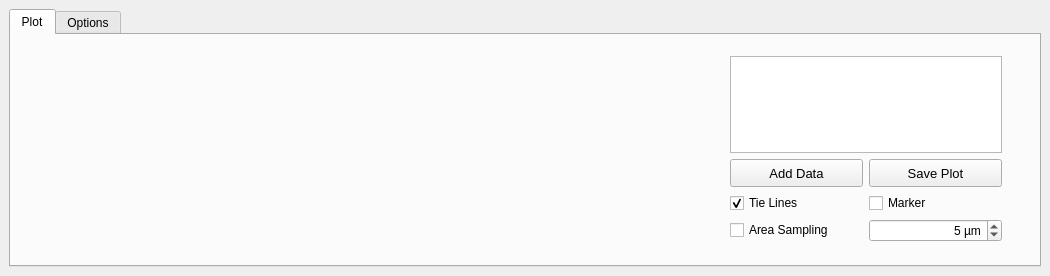
saburo/LineProfile, file ui/dockWidget.ui: the form before one commit.
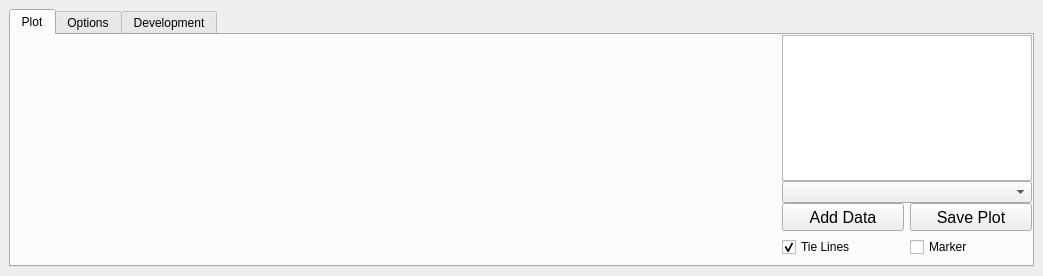
The form after the commit.

Commit message: Add 'show sampling area'

Diff of the .ui file:
```diff
--- a/ui/dockWidget.ui
+++ b/ui/dockWidget.ui
@@ -9,7 +9,7 @@
    <rect>
     <x>0</x>
     <y>0</y>
-    <width>1050</width>
+    <width>1043</width>
     <height>276</height>
    </rect>
   </property>
@@ -75,51 +75,61 @@
        <attribute name="title">
         <string>Plot</string>
        </attribute>
-       <widget class="QFrame" name="myFrame">
-        <property name="geometry">
-         <rect>
-          <x>20</x>
-          <y>12</y>
-          <width>681</width>
-          <height>196</height>
-         </rect>
+       <layout class="QHBoxLayout" name="horizontalLayout_5">
+        <property name="leftMargin">
+         <number>0</number>
         </property>
+        <property name="topMargin">
+         <number>0</number>
+        </property>
+        <property name="rightMargin">
+         <number>0</number>
+        </property>
+        <property name="bottomMargin">
+         <number>0</number>
+        </property>
+        <item>
+         <widget class="QFrame" name="myFrame_2">
         <property name="sizePolicy">
-         <sizepolicy hsizetype="Maximum" vsizetype="Maximum">
-          <horstretch>30</horstretch>
-          <verstretch>30</verstretch>
+           <sizepolicy hsizetype="Expanding" vsizetype="Expanding">
+            <horstretch>0</horstretch>
+            <verstretch>0</verstretch>
          </sizepolicy>
         </property>
         <property name="minimumSize">
          <size>
-          <width>418</width>
-          <height>196</height>
-         </size>
-        </property>
-        <property name="font">
-         <font>
-          <pointsize>10</pointsize>
-         </font>
-        </property>
-        <property name="cursor">
-         <cursorShape>CrossCursor</cursorShape>
-        </property>
-        <property name="styleSheet">
-         <string notr="true"/>
-        </property>
-        <property name="frameShadow">
-         <enum>QFrame::Raised</enum>
-        </property>
-        <property name="lineWidth">
+            <width>250</width>
+            <height>0</height>
+           </size>
+          </property>
+          <layout class="QHBoxLayout" name="myFrame">
+           <property name="leftMargin">
+            <number>0</number>
+           </property>
+           <property name="topMargin">
+            <number>0</number>
+           </property>
+           <property name="rightMargin">
+            <number>0</number>
+           </property>
+           <property name="bottomMargin">
          <number>0</number>
         </property>
-        <layout class="QVBoxLayout" name="verticalLayout">
+          </layout>
+         </widget>
+        </item>
+        <item>
+         <widget class="QWidget" name="widget" native="true">
+          <property name="maximumSize">
+           <size>
+            <width>250</width>
+            <height>16777215</height>
+           </size>
+          </property>
+          <layout class="QVBoxLayout" name="verticalLayout_2" stretch="0,0,0">
          <property name="spacing">
           <number>0</number>
          </property>
-         <property name="sizeConstraint">
-          <enum>QLayout::SetMaximumSize</enum>
-         </property>
          <property name="leftMargin">
           <number>0</number>
          </property>
@@ -132,38 +142,24 @@
          <property name="bottomMargin">
           <number>0</number>
          </property>
-        </layout>
-       </widget>
-       <widget class="QFrame" name="verticalFrame">
-        <property name="geometry">
-         <rect>
-          <x>710</x>
-          <y>12</y>
-          <width>290</width>
-          <height>204</height>
-         </rect>
-        </property>
-        <property name="minimumSize">
-         <size>
-          <width>290</width>
-          <height>204</height>
-         </size>
-        </property>
-        <property name="maximumSize">
-         <size>
-          <width>258</width>
-          <height>16777215</height>
-         </size>
-        </property>
-        <layout class="QGridLayout" name="gridLayout">
-         <item row="0" column="0" rowspan="2">
-          <layout class="QVBoxLayout" name="verticalLayout_2">
            <item>
             <widget class="QTableView" name="myTable">
+             <property name="sizePolicy">
+              <sizepolicy hsizetype="Expanding" vsizetype="Expanding">
+               <horstretch>0</horstretch>
+               <verstretch>0</verstretch>
+              </sizepolicy>
+             </property>
              <property name="minimumSize">
               <size>
                <width>219</width>
-               <height>96</height>
+               <height>55</height>
+              </size>
+             </property>
+             <property name="maximumSize">
+              <size>
+               <width>16777215</width>
+               <height>1000</height>
               </size>
              </property>
              <property name="font">
@@ -204,14 +200,115 @@
             </widget>
            </item>
            <item>
+            <widget class="QComboBox" name="CmbBox_ProfileLine">
+             <property name="sizePolicy">
+              <sizepolicy hsizetype="Expanding" vsizetype="Fixed">
+               <horstretch>0</horstretch>
+               <verstretch>0</verstretch>
+              </sizepolicy>
+             </property>
+             <property name="currentIndex">
+              <number>-1</number>
+             </property>
+            </widget>
+           </item>
+           <item>
+            <widget class="QWidget" name="widget_2" native="true">
+             <property name="maximumSize">
+              <size>
+               <width>16777215</width>
+               <height>79</height>
+              </size>
+             </property>
             <layout class="QGridLayout" name="gridLayout_2">
              <property name="sizeConstraint">
               <enum>QLayout::SetMaximumSize</enum>
              </property>
-             <item row="0" column="1">
+              <property name="leftMargin">
+               <number>0</number>
+              </property>
+              <property name="topMargin">
+               <number>0</number>
+              </property>
+              <property name="rightMargin">
+               <number>0</number>
+              </property>
+              <property name="bottomMargin">
+               <number>8</number>
+              </property>
+              <property name="horizontalSpacing">
+               <number>-1</number>
+              </property>
+              <item row="3" column="1">
+               <widget class="QCheckBox" name="ChkBox_Tracer">
+                <property name="sizePolicy">
+                 <sizepolicy hsizetype="Minimum" vsizetype="Maximum">
+                  <horstretch>0</horstretch>
+                  <verstretch>0</verstretch>
+                 </sizepolicy>
+                </property>
+                <property name="minimumSize">
+                 <size>
+                  <width>0</width>
+                  <height>0</height>
+                 </size>
+                </property>
+                <property name="maximumSize">
+                 <size>
+                  <width>16777215</width>
+                  <height>30</height>
+                 </size>
+                </property>
+                <property name="font">
+                 <font>
+                  <pointsize>9</pointsize>
+                 </font>
+                </property>
+                <property name="focusPolicy">
+                 <enum>Qt::NoFocus</enum>
+                </property>
+                <property name="text">
+                 <string>Marker</string>
+                </property>
+                <property name="checked">
+                 <bool>false</bool>
+                </property>
+               </widget>
+              </item>
+              <item row="2" column="0">
+               <widget class="QPushButton" name="Btn_Add">
+                <property name="sizePolicy">
+                 <sizepolicy hsizetype="Expanding" vsizetype="Fixed">
+                  <horstretch>0</horstretch>
+                  <verstretch>0</verstretch>
+                 </sizepolicy>
+                </property>
+                <property name="minimumSize">
+                 <size>
+                  <width>90</width>
+                  <height>28</height>
+                 </size>
+                </property>
+                <property name="maximumSize">
+                 <size>
+                  <width>16777215</width>
+                  <height>31</height>
+                 </size>
+                </property>
+                <property name="font">
+                 <font>
+                  <pointsize>12</pointsize>
+                 </font>
+                </property>
+                <property name="text">
+                 <string>Add Data</string>
+                </property>
+               </widget>
+              </item>
+              <item row="2" column="1">
               <widget class="QPushButton" name="Btn_ExportPlot">
                <property name="sizePolicy">
-                <sizepolicy hsizetype="Minimum" vsizetype="Fixed">
+                 <sizepolicy hsizetype="Expanding" vsizetype="Fixed">
                  <horstretch>0</horstretch>
                  <verstretch>0</verstretch>
                 </sizepolicy>
@@ -225,12 +322,12 @@
                <property name="maximumSize">
                 <size>
                  <width>16777215</width>
-                 <height>28</height>
+                  <height>31</height>
                 </size>
                </property>
                <property name="font">
                 <font>
-                 <pointsize>10</pointsize>
+                  <pointsize>12</pointsize>
                 </font>
                </property>
                <property name="text">
@@ -238,7 +335,7 @@
                </property>
               </widget>
              </item>
-             <item row="1" column="0">
+              <item row="3" column="0">
               <widget class="QCheckBox" name="ChkBox_TieLine">
                <property name="sizePolicy">
                 <sizepolicy hsizetype="Minimum" vsizetype="Maximum">
@@ -268,138 +365,43 @@
                </property>
               </widget>
              </item>
-             <item row="2" column="0">
-              <widget class="QCheckBox" name="ChkBox_SamplingRange">
-               <property name="font">
-                <font>
-                 <pointsize>9</pointsize>
-                </font>
-               </property>
-               <property name="text">
-                <string>Area Sampling</string>
-               </property>
-              </widget>
-             </item>
-             <item row="1" column="1">
-              <widget class="QCheckBox" name="ChkBox_Tracer">
-               <property name="sizePolicy">
-                <sizepolicy hsizetype="Minimum" vsizetype="Maximum">
-                 <horstretch>0</horstretch>
-                 <verstretch>0</verstretch>
-                </sizepolicy>
-               </property>
-               <property name="minimumSize">
-                <size>
-                 <width>0</width>
-                 <height>0</height>
-                </size>
-               </property>
-               <property name="maximumSize">
-                <size>
-                 <width>16777215</width>
-                 <height>30</height>
-                </size>
-               </property>
-               <property name="font">
-                <font>
-                 <pointsize>9</pointsize>
-                </font>
-               </property>
-               <property name="focusPolicy">
-                <enum>Qt::NoFocus</enum>
-               </property>
-               <property name="text">
-                <string>Marker</string>
-               </property>
-               <property name="checked">
-                <bool>false</bool>
-               </property>
-              </widget>
-             </item>
-             <item row="2" column="1">
-              <widget class="QSpinBox" name="SpinBox_SamplingWidth">
-               <property name="font">
-                <font>
-                 <pointsize>9</pointsize>
-                </font>
-               </property>
-               <property name="alignment">
-                <set>Qt::AlignRight|Qt::AlignTrailing|Qt::AlignVCenter</set>
-               </property>
-               <property name="suffix">
-                <string> µm</string>
-               </property>
-               <property name="value">
-                <number>5</number>
-               </property>
-              </widget>
-             </item>
-             <item row="0" column="0">
-              <widget class="QPushButton" name="Btn_Add">
-               <property name="minimumSize">
-                <size>
-                 <width>90</width>
-                 <height>28</height>
-                </size>
-               </property>
-               <property name="maximumSize">
-                <size>
-                 <width>16777215</width>
-                 <height>28</height>
-                </size>
-               </property>
-               <property name="font">
-                <font>
-                 <pointsize>10</pointsize>
-                </font>
-               </property>
-               <property name="text">
-                <string>Add Data</string>
-               </property>
-              </widget>
-             </item>
-            </layout>
-           </item>
-          </layout>
-         </item>
-        </layout>
-       </widget>
+             </layout>
+            </widget>
+           </item>
+          </layout>
+         </widget>
+        </item>
+       </layout>
       </widget>
       <widget class="QWidget" name="tabWidget_2Page2">
        <attribute name="title">
         <string>Options</string>
        </attribute>
-       <layout class="QHBoxLayout" name="horizontalLayout_4">
+       <layout class="QHBoxLayout" name="horizontalLayout">
         <item>
          <widget class="QGroupBox" name="groupBox_2">
-          <property name="title">
-           <string>Profile Line</string>
-          </property>
-          <layout class="QVBoxLayout" name="verticalLayout_5">
-           <item>
-            <widget class="QPushButton" name="Btn_ImportProfileLine">
              <property name="sizePolicy">
-              <sizepolicy hsizetype="Minimum" vsizetype="Fixed">
+           <sizepolicy hsizetype="Preferred" vsizetype="Preferred">
                <horstretch>0</horstretch>
                <verstretch>0</verstretch>
               </sizepolicy>
              </property>
              <property name="minimumSize">
               <size>
-               <width>0</width>
-               <height>32</height>
-              </size>
-             </property>
-             <property name="font">
-              <font>
-               <pointsize>13</pointsize>
-              </font>
-             </property>
-             <property name="text">
-              <string>Import Profile Line</string>
-             </property>
-            </widget>
-           </item>
+            <width>128</width>
+            <height>0</height>
+           </size>
+          </property>
+          <property name="maximumSize">
+           <size>
+            <width>16777215</width>
+            <height>16777215</height>
+           </size>
+          </property>
+          <property name="title">
+           <string>Export</string>
+          </property>
+          <layout class="QVBoxLayout" name="verticalLayout">
            <item>
             <widget class="QPushButton" name="myExportProfileLineBtn">
              <property name="sizePolicy">
@@ -420,29 +422,13 @@
               </font>
              </property>
              <property name="text">
-              <string>Export Profile Line</string>
+              <string>Profile Line</string>
              </property>
              <property name="flat">
               <bool>false</bool>
              </property>
             </widget>
            </item>
-          </layout>
-         </widget>
-        </item>
-        <item>
-         <widget class="Line" name="line">
-          <property name="orientation">
-           <enum>Qt::Vertical</enum>
-          </property>
-         </widget>
-        </item>
-        <item>
-         <widget class="QGroupBox" name="groupBox">
-          <property name="title">
-           <string>Data Export</string>
-          </property>
-          <layout class="QVBoxLayout" name="verticalLayout_4">
            <item>
             <widget class="QPushButton" name="Btn_ExportProfileData">
              <property name="minimumSize">
@@ -457,18 +443,82 @@
               </font>
              </property>
              <property name="text">
-              <string>Export Raster Profile Data</string>
+              <string>Profile Data</string>
              </property>
             </widget>
            </item>
+           <item>
+            <spacer name="verticalSpacer">
+             <property name="orientation">
+              <enum>Qt::Vertical</enum>
+             </property>
+             <property name="sizeHint" stdset="0">
+              <size>
+               <width>20</width>
+               <height>74</height>
+              </size>
+             </property>
+            </spacer>
+           </item>
           </layout>
          </widget>
         </item>
         <item>
-         <widget class="QCheckBox" name="ChkBox_Debug">
+         <widget class="QGroupBox" name="groupBox">
+          <property name="sizePolicy">
+           <sizepolicy hsizetype="Preferred" vsizetype="MinimumExpanding">
+            <horstretch>0</horstretch>
+            <verstretch>0</verstretch>
+           </sizepolicy>
+          </property>
+          <property name="minimumSize">
+           <size>
+            <width>128</width>
+            <height>0</height>
+           </size>
+          </property>
+          <property name="title">
+           <string>Import</string>
+          </property>
+          <layout class="QVBoxLayout" name="verticalLayout_3">
+           <item>
+            <widget class="QPushButton" name="Btn_ImportProfileLine">
+             <property name="sizePolicy">
+              <sizepolicy hsizetype="Minimum" vsizetype="Fixed">
+               <horstretch>0</horstretch>
+               <verstretch>0</verstretch>
+              </sizepolicy>
+             </property>
+             <property name="minimumSize">
+              <size>
+               <width>0</width>
+               <height>32</height>
+              </size>
+             </property>
+             <property name="font">
+              <font>
+               <pointsize>13</pointsize>
+              </font>
+             </property>
           <property name="text">
-           <string>Debug Mode</string>
-          </property>
+              <string>Profile Line</string>
+             </property>
+            </widget>
+           </item>
+           <item>
+            <spacer name="verticalSpacer_2">
+             <property name="orientation">
+              <enum>Qt::Vertical</enum>
+             </property>
+             <property name="sizeHint" stdset="0">
+              <size>
+               <width>20</width>
+               <height>112</height>
+              </size>
+             </property>
+            </spacer>
+           </item>
+          </layout>
          </widget>
         </item>
         <item>
@@ -478,7 +528,7 @@
           </property>
           <property name="sizeHint" stdset="0">
            <size>
-            <width>529</width>
+            <width>40</width>
             <height>20</height>
            </size>
           </property>
@@ -486,6 +536,37 @@
         </item>
        </layout>
       </widget>
+      <widget class="QWidget" name="tab_development">
+       <attribute name="title">
+        <string>Development</string>
+       </attribute>
+       <widget class="QCheckBox" name="ChkBox_ShowSamplingPoints">
+        <property name="geometry">
+         <rect>
+          <x>10</x>
+          <y>40</y>
+          <width>271</width>
+          <height>20</height>
+         </rect>
+        </property>
+        <property name="text">
+         <string>Show Sampling Points for Raster Layers</string>
+        </property>
+       </widget>
+       <widget class="QCheckBox" name="ChkBox_ShowSamplingAreas">
+        <property name="geometry">
+         <rect>
+          <x>10</x>
+          <y>10</y>
+          <width>271</width>
+          <height>20</height>
+         </rect>
+        </property>
+        <property name="text">
+         <string>Show Sampling Areas for Raster Layers</string>
+        </property>
+       </widget>
+      </widget>
      </widget>
     </item>
    </layout>
```
Lines whose indentation alone changed are shown as unchanged. The commit also changes 7 other files.
